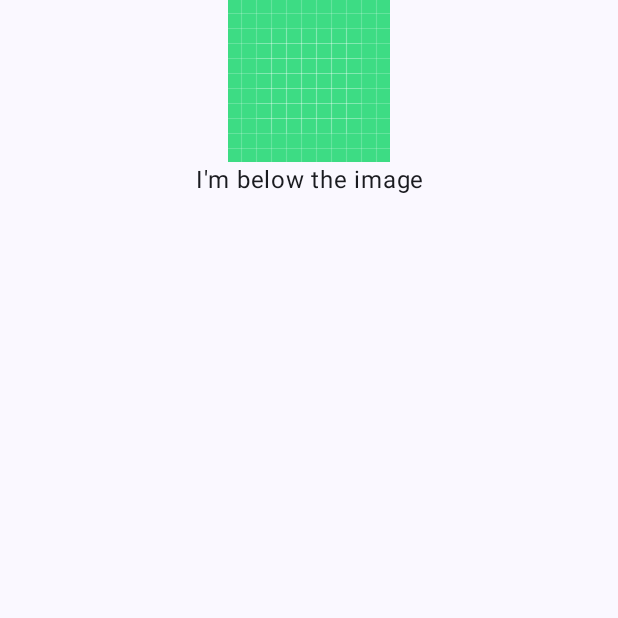
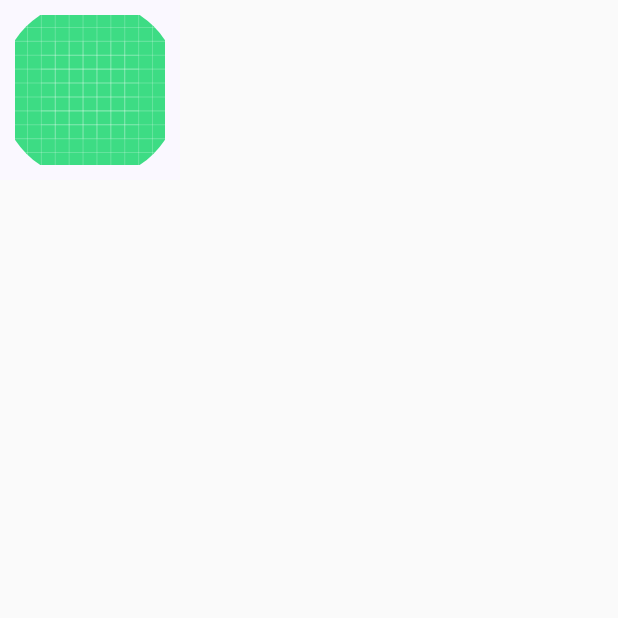
Before and after one commit to sejins/compose-performance-practice, an Android app built with Jetpack Compose: the screen it shows after launch (MainActivity), on a phone screen of 412 x 824 dp, the top half of it. Run offline under Robolectric (Android 15) with nearby library versions, the phone set to English and light mode, and no system bars.

Commit message:
Constraint & Modifier order

```diff
--- a/app/src/main/java/com/jjinse/composeperformance/MainActivity.kt
+++ b/app/src/main/java/com/jjinse/composeperformance/MainActivity.kt
@@ -9,6 +9,7 @@ import androidx.compose.material3.Surface
 import androidx.compose.ui.Modifier
 import com.jjinse.composeperformance.practice.BestDerivedValue
 import com.jjinse.composeperformance.practice.BestReadingState
+import com.jjinse.composeperformance.practice.ModifierOrderPractice
 import com.jjinse.composeperformance.practice.MultipleFrameRequired
 import com.jjinse.composeperformance.practice.WorstReadingState
 import com.jjinse.composeperformance.ui.theme.ComposePerformanceTheme
@@ -18,8 +19,8 @@ class MainActivity : ComponentActivity() {
         super.onCreate(savedInstanceState)
         setContent {
             ComposePerformanceTheme {
-                Surface(modifier = Modifier.fillMaxSize(), color = MaterialTheme.colorScheme.background) {
-                    MultipleFrameRequired()
+                Surface {
+                    ModifierOrderPractice()
                 }
             }
         }
--- /dev/null
+++ b/app/src/main/java/com/jjinse/composeperformance/practice/ModifierOrderPractice.kt
@@ -0,0 +1,45 @@
+package com.jjinse.composeperformance.practice
+
+import androidx.compose.foundation.Image
+import androidx.compose.foundation.background
+import androidx.compose.foundation.layout.fillMaxSize
+import androidx.compose.foundation.layout.padding
+import androidx.compose.foundation.layout.size
+import androidx.compose.foundation.layout.wrapContentSize
+import androidx.compose.foundation.shape.CircleShape
+import androidx.compose.runtime.Composable
+import androidx.compose.ui.Modifier
+import androidx.compose.ui.draw.clip
+import androidx.compose.ui.graphics.Color
+import androidx.compose.ui.res.painterResource
+import androidx.compose.ui.unit.dp
+import com.jjinse.composeperformance.R
+
+/**
+ * Constaint & Modifier order
+ * https://medium.com/androiddevelopers/constraints-and-modifier-order-a3912461ecd6
+ */
+
+@Composable
+fun ModifierOrderPractice() {
+    val modifierTest1 = Modifier
+        .fillMaxSize()
+        .size(50.dp)
+
+    val modifierTest2 = Modifier
+        .fillMaxSize()
+        .wrapContentSize() // minimum constraint reset
+        .background(color = Color.Blue)
+        .size(50.dp)
+
+    val modifierTest3 = Modifier
+        .clip(CircleShape)
+        .padding(10.dp)
+        .size(100.dp)
+
+    Image(
+        painter = painterResource(id = R.drawable.ic_launcher_background),
+        contentDescription = "",
+        modifier = modifierTest3,
+    )
+}
```
